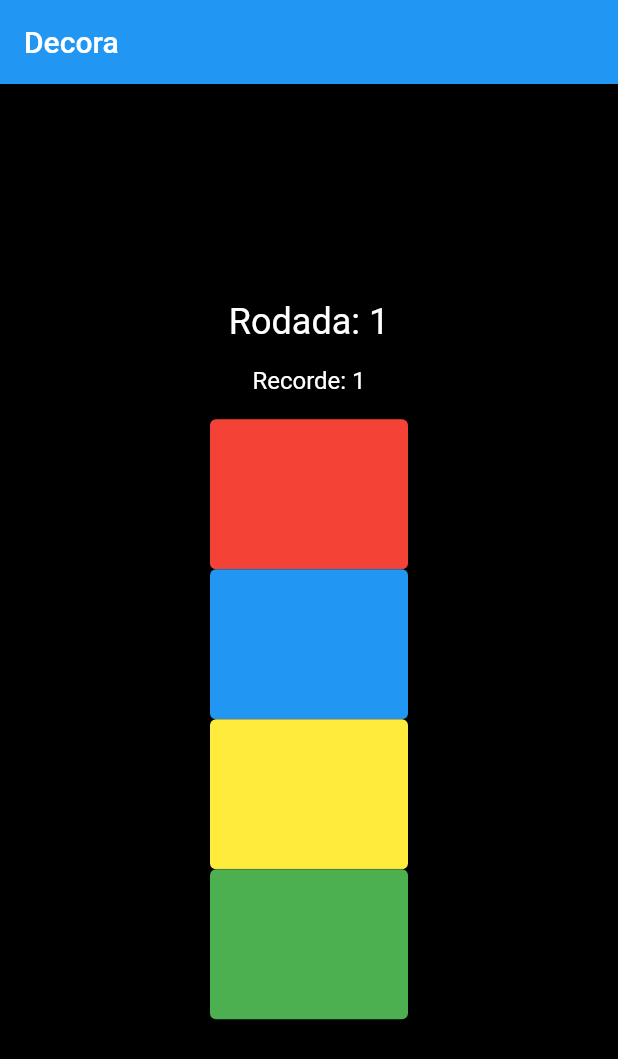
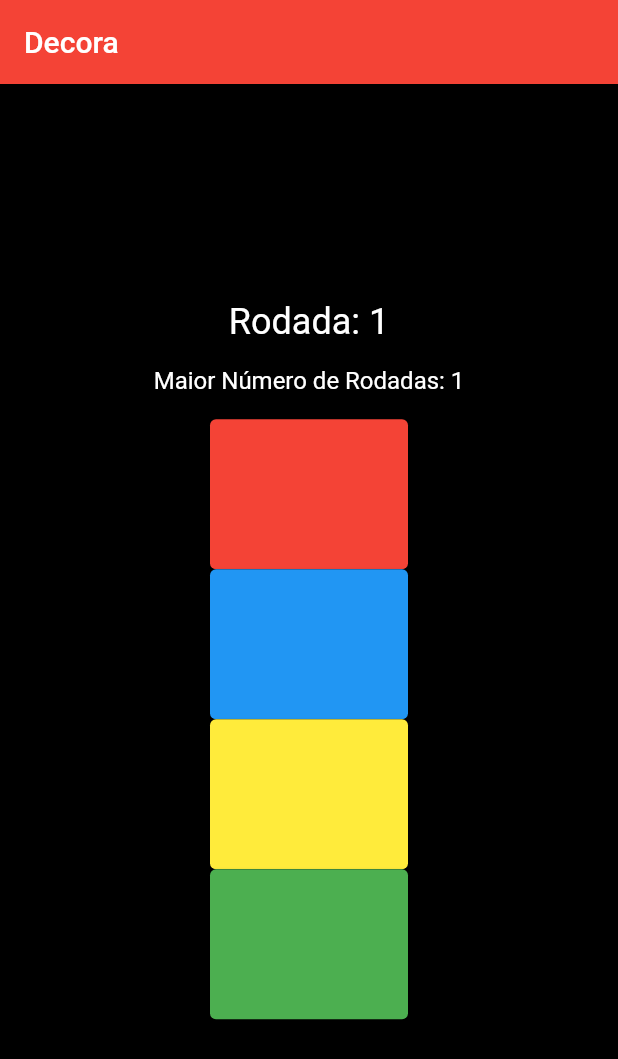
Before and after one commit to julielblatt/decora, a Flutter app: the screen it shows after launch, after a tap on "Iniciar", on a phone screen of 412 x 824 dp. Shown: the top 1059 px of the screen. Run offline on Flutter 3.47's test engine with Material 2 defaults, Android fonts, the phone set to English and light mode, and no system bars.

Commit message:
mudança cores

```diff
--- a/lib/main.dart
+++ b/lib/main.dart
@@ -40,7 +40,8 @@ class DecoraGameState extends State<DecoraGame> {
   bool gameOver = false;
   bool isGameStarted = false;
   int roundCount = 0;
-  int maxRoundCount = 0; // Variável para armazenar o maior número de rodadas alcançadas
+  int maxRoundCount =
+      0; // Variável para armazenar o maior número de rodadas alcançadas
 
   @override
   void initState() {
@@ -165,6 +166,7 @@ class DecoraGameState extends State<DecoraGame> {
   Widget build(BuildContext context) {
     return Scaffold(
       appBar: AppBar(
+        backgroundColor: Colors.red,
         title: Text('Decora'),
       ),
       body: Container(
@@ -182,6 +184,10 @@ class DecoraGameState extends State<DecoraGame> {
                   startGame();
                 },
                 child: Text('Iniciar'),
+                style: ElevatedButton.styleFrom(
+                  backgroundColor: Colors
+                      .red, // Define a cor de fundo do botão como vermelho
+                ),
               ),
             if (isGameStarted) ...[
               Text(
@@ -190,7 +196,7 @@ class DecoraGameState extends State<DecoraGame> {
               ),
               SizedBox(height: 16),
               Text(
-                'Recorde: $maxRoundCount',
+                'Maior Número de Rodadas: $maxRoundCount',
                 style: TextStyle(fontSize: 16, color: Colors.white),
               ),
               SizedBox(height: 16),
@@ -210,7 +216,7 @@ class DecoraGameState extends State<DecoraGame> {
             color: Colors.black,
             child: ElevatedButton(
               style: ElevatedButton.styleFrom(
-                primary: buttonColors[i],
+                backgroundColor: buttonColors[i],
                 minimumSize: Size(100, 100),
               ),
               onPressed: () {
```
